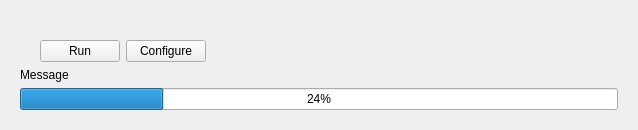
This is arches_lintels/ui/ui_active_project_widget.ui in k-int/arches-lintels as Qt 5 draws it before an edit. The edited form follows.
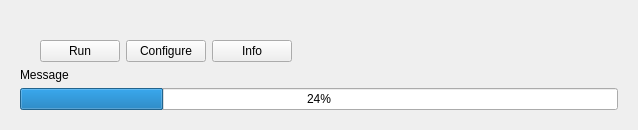
This is the edited form.

Commit message: Move new proj button and add info button

Patch:
```diff
--- a/arches_lintels/ui/ui_active_project_widget.ui
+++ b/arches_lintels/ui/ui_active_project_widget.ui
@@ -43,6 +43,13 @@
           </property>
          </widget>
         </item>
+        <item>
+         <widget class="QPushButton" name="projectInfoButton">
+          <property name="text">
+           <string>Info</string>
+          </property>
+         </widget>
+        </item>
         <item>
          <spacer name="horizontalSpacer_5">
           <property name="orientation">
```
Left out of the diff: 4 changed lines with no effect on the pictures. The commit also changes 4 other files.
